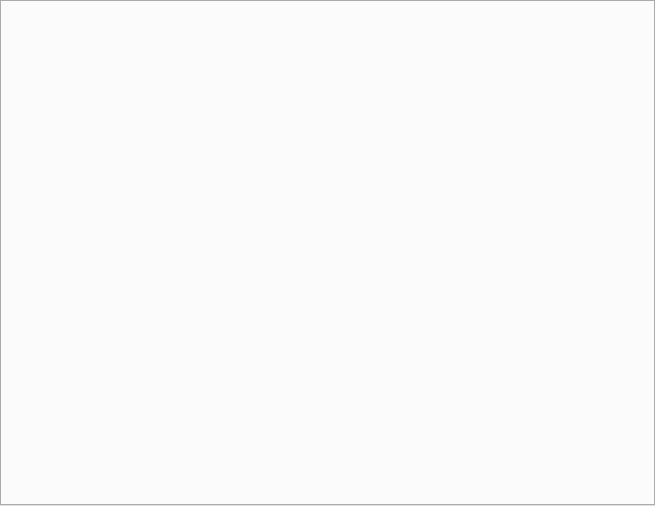
Old version of the form FilterDialog/Dialog/FilterDialog.ui in the repository JayDalton/MatrixFilter.
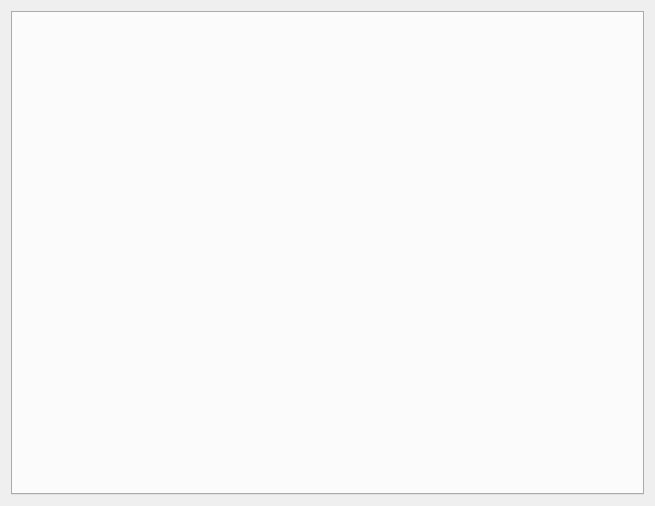
New version of the form.

Patch:
```diff
--- a/FilterDialog/Dialog/FilterDialog.ui
+++ b/FilterDialog/Dialog/FilterDialog.ui
@@ -13,21 +13,19 @@
   <property name="windowTitle">
    <string>FilterDialog</string>
   </property>
-  <layout class="QGridLayout" name="gridLayout">
-   <property name="leftMargin">
-    <number>0</number>
-   </property>
-   <property name="topMargin">
-    <number>0</number>
-   </property>
-   <property name="rightMargin">
-    <number>0</number>
-   </property>
-   <property name="bottomMargin">
-    <number>0</number>
-   </property>
-   <item row="0" column="0">
-    <widget class="QTabWidget" name="tabWidget"/>
+  <layout class="QHBoxLayout" name="horizontalLayout">
+   <item>
+    <widget class="QTabWidget" name="tabWidget">
+     <property name="currentIndex">
+      <number>-1</number>
+     </property>
+     <property name="usesScrollButtons">
+      <bool>false</bool>
+     </property>
+     <property name="movable">
+      <bool>false</bool>
+     </property>
+    </widget>
    </item>
   </layout>
  </widget>
```
